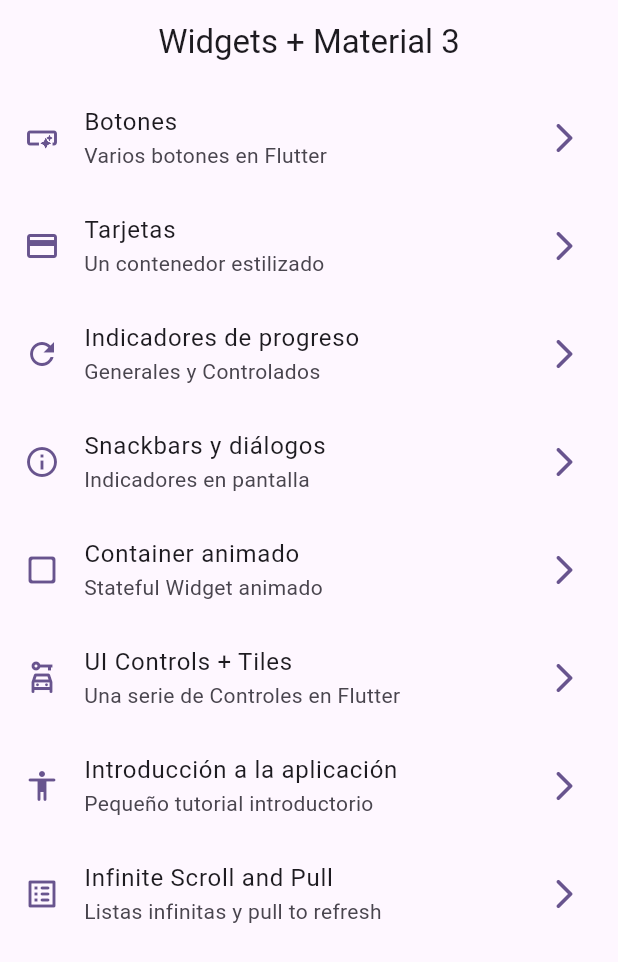
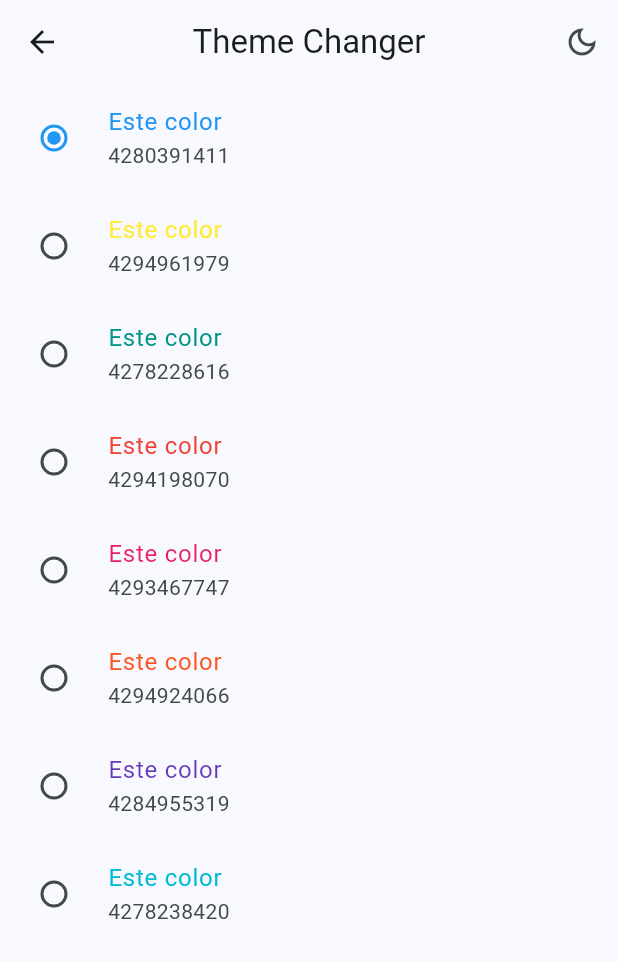
Before and after one commit to kemirandad/Widgets-App-Flutter, a Flutter app: the screen it shows after launch, on a phone screen of 412 x 824 dp. Shown: the top 962 px of the screen. Run offline on Flutter 3.47's test engine with Material 3 defaults, Android fonts, the phone set to English and light mode, and no system bars; our stand-ins replace animate_do, flutter_riverpod, go_router.

Commit message:
statenotifier implementado

```diff
--- a/lib/config/menu/menu_items.dart
+++ b/lib/config/menu/menu_items.dart
@@ -54,4 +54,14 @@ const menuItems = <MenuItems>[
       subTitle: 'Listas infinitas y pull to refresh',
       icon: Icons.list_alt_rounded,
       route: '/infinite'),
+  MenuItems(
+      title: 'Counter Riverpod',
+      subTitle: 'Incrementador Riverpod',
+      icon: Icons.add,
+      route: '/counter'),
+  MenuItems(
+      title: 'Theme Changer',
+      subTitle: 'Seleccionar color de la aplicación',
+      icon: Icons.color_lens_outlined,
+      route: '/theme_changer'),
 ];
--- a/lib/config/router/app_router.dart
+++ b/lib/config/router/app_router.dart
@@ -4,7 +4,7 @@ import 'package:myapp/presentation/screens.dart';
 
 class AppRouter {
   final GoRouter router = GoRouter(
-  initialLocation: '/',
+  initialLocation: '/theme_changer',
   routes: <RouteBase>[
     GoRoute(
       path: '/',
@@ -60,6 +60,18 @@ class AppRouter {
             return const InfiniteScrollScreen();
           },
         ),
+        GoRoute(
+          path: '/counter',
+          builder: (BuildContext context, GoRouterState state) {
+            return const CounterScreen();
+          },
+        ),
+        GoRoute(
+          path: '/theme_changer',
+          builder: (BuildContext context, GoRouterState state) {
+            return const ThemeChangerScreen();
+          },
+        ),
       ],
     ),
   ],
--- a/lib/config/theme/app_theme.dart
+++ b/lib/config/theme/app_theme.dart
@@ -13,14 +13,16 @@ const colorList = <Color>[
 
 class AppTheme {
   final int colorSelected;
+  final bool isDarkMode;
 
-  AppTheme({this.colorSelected = 0})
+  AppTheme({this.colorSelected = 0, this.isDarkMode = false})
       : assert(colorSelected >= 0, 'Color must be greater than 0'),
         assert(colorSelected < colorList.length,
             'Color selected must be less than ${colorList.length - 1}');
 
   ThemeData getTheme() => ThemeData(
       useMaterial3: true,
+      brightness: isDarkMode ? Brightness.dark : Brightness.light,
       colorSchemeSeed: colorList[colorSelected],
       iconTheme: const IconThemeData(
         fill: 1,
@@ -29,4 +31,12 @@ class AppTheme {
       appBarTheme: const AppBarTheme(
         centerTitle: true,
       ));
+
+  AppTheme copyWith({
+    int? colorSelected,
+    bool? isDarkMode,
+  }) =>
+      AppTheme(
+          colorSelected: colorSelected ?? this.colorSelected,
+          isDarkMode: isDarkMode ?? this.isDarkMode);
 }
--- a/lib/main.dart
+++ b/lib/main.dart
@@ -1,18 +1,26 @@
 import 'package:flutter/material.dart';
+import 'package:flutter_riverpod/flutter_riverpod.dart';
 import 'package:myapp/config/router/app_router.dart';
 import 'package:myapp/config/theme/app_theme.dart';
+import 'package:myapp/presentation/providers/theme_provider.dart';
 
-void main() => runApp(const MyApp());
+void main() => runApp(const ProviderScope(
+      child: MyApp(),
+    ));
 
-class MyApp extends StatelessWidget {
+class MyApp extends ConsumerWidget {
   const MyApp({super.key});
 
   @override
-  Widget build(BuildContext context) {
+  Widget build(BuildContext context, ref) {
+    // final isDarkMode = ref.watch(isDarkModeProvider);
+    // final selectedColor = ref.watch(colorSelectedProvider);
+    final AppTheme appTheme = ref.watch(themeNotifierProvider);
+
     return MaterialApp.router(
       routerConfig: AppRouter().router,
       debugShowCheckedModeBanner: false,
-      theme: AppTheme(colorSelected: 6).getTheme(),
+      theme: appTheme.getTheme(),
       title: 'Flutter Widgets',
     );
   }
--- /dev/null
+++ b/lib/presentation/providers/counter_provider.dart
@@ -0,0 +1,3 @@
+import 'package:flutter_riverpod/flutter_riverpod.dart';
+
+final counterProvider = StateProvider((ref) => 5);
--- /dev/null
+++ b/lib/presentation/providers/theme_provider.dart
@@ -0,0 +1,27 @@
+import 'package:flutter_riverpod/flutter_riverpod.dart';
+import 'package:myapp/config/theme/app_theme.dart';
+
+final isDarkModeProvider = StateProvider((enabled) => false);
+
+final colorProvider = Provider((ref) => colorList);
+
+final colorSelectedProvider = StateProvider((ref) => 0);
+
+final themeProvider = StateProvider(
+  (ref) => AppTheme().getTheme().brightness,
+);
+
+final themeNotifierProvider =
+    StateNotifierProvider<ThemeNotifier, AppTheme>((ref) => ThemeNotifier());
+
+class ThemeNotifier extends StateNotifier<AppTheme> {
+  ThemeNotifier() : super(AppTheme());
+
+  void toggleTheme() {
+    state = state.copyWith(isDarkMode: !state.isDarkMode);
+  }
+
+  void colorChanger(int colorSelected) {
+    state = state.copyWith(colorSelected: colorSelected);
+  }
+}
--- a/lib/presentation/screens.dart
+++ b/lib/presentation/screens.dart
@@ -1,9 +1,12 @@
+
 export 'package:myapp/presentation/screens/animated/animated_screen.dart';
 export 'package:myapp/presentation/screens/app_tutorial/app_tutorial_screen.dart';
 export 'package:myapp/presentation/screens/buttons/buttons_screen.dart';
 export 'package:myapp/presentation/screens/cards/cards_screen.dart';
+export 'package:myapp/presentation/screens/counter/counter_screen.dart';
 export 'package:myapp/presentation/screens/home/home_screen.dart';
 export 'package:myapp/presentation/screens/infinite_scroll/infinite_scroll_screen.dart';
 export 'package:myapp/presentation/screens/progress/progresss_screen.dart';
 export 'package:myapp/presentation/screens/snackbar/snackbar_screen.dart';
 export 'package:myapp/presentation/screens/ui_controls/ui_controls_screen.dart';
+export 'package:myapp/presentation/screens/theme_changer/theme_changer_screen.dart';
--- /dev/null
+++ b/lib/presentation/screens/theme_changer/theme_changer_screen.dart
@@ -0,0 +1,57 @@
+import 'package:flutter/material.dart';
+import 'package:flutter_riverpod/flutter_riverpod.dart';
+import 'package:myapp/presentation/providers/theme_provider.dart';
+
+class ThemeChangerScreen extends ConsumerWidget {
+  static const String name = 'theme_changer_screen';
+
+  const ThemeChangerScreen({super.key});
+
+  @override
+  Widget build(BuildContext context, ref) {
+    final isDarkMode = ref.watch(themeNotifierProvider).isDarkMode;
+
+    return Scaffold(
+      appBar: AppBar(
+        title: const Text('Theme Changer'),
+        actions: [
+          IconButton(
+              icon: isDarkMode
+                  ? const Icon(Icons.light_mode_outlined)
+                  : const Icon(Icons.dark_mode_outlined),
+              onPressed: () {
+                ref.read(themeNotifierProvider.notifier).toggleTheme();
+              })
+        ],
+      ),
+      body: const _ThemeChangerView(),
+    );
+  }
+}
+
+class _ThemeChangerView extends ConsumerWidget {
+  const _ThemeChangerView();
+
+  @override
+  Widget build(BuildContext context, ref) {
+    final colors = ref.watch(colorProvider);
+    final colorSelected = ref.watch(themeNotifierProvider).colorSelected;
+
+    return ListView.builder(
+        itemCount: colors.length,
+        itemBuilder: (context, index) {
+          final color = colors[index];
+          return RadioListTile(
+              title: Text('Este color', style: TextStyle(color: color)),
+              subtitle: Text('${color.value}'),
+              activeColor: color,
+              value: index,
+              groupValue: colorSelected,
+              onChanged: (value) {
+                ref
+                    .read(themeNotifierProvider.notifier)
+                    .colorChanger(index);
+              });
+        });
+  }
+}
--- a/pubspec.yaml
+++ b/pubspec.yaml
@@ -32,6 +32,7 @@ dependencies:
   cupertino_icons: ^1.0.8
   flutter:
     sdk: flutter
+  flutter_riverpod: ^2.6.1
   go_router: ^14.6.2
 
 dev_dependencies:
```
Also changed, not shown: lib/presentation/screens/counter/counter_screen.dart (added, +69 -0 lines), lib/presentation/screens/home/home_screen.dart (+6 -1 lines), lib/presentation/widgets/drawers/side_menu.dart (added, +64 -0 lines), pubspec.lock.
